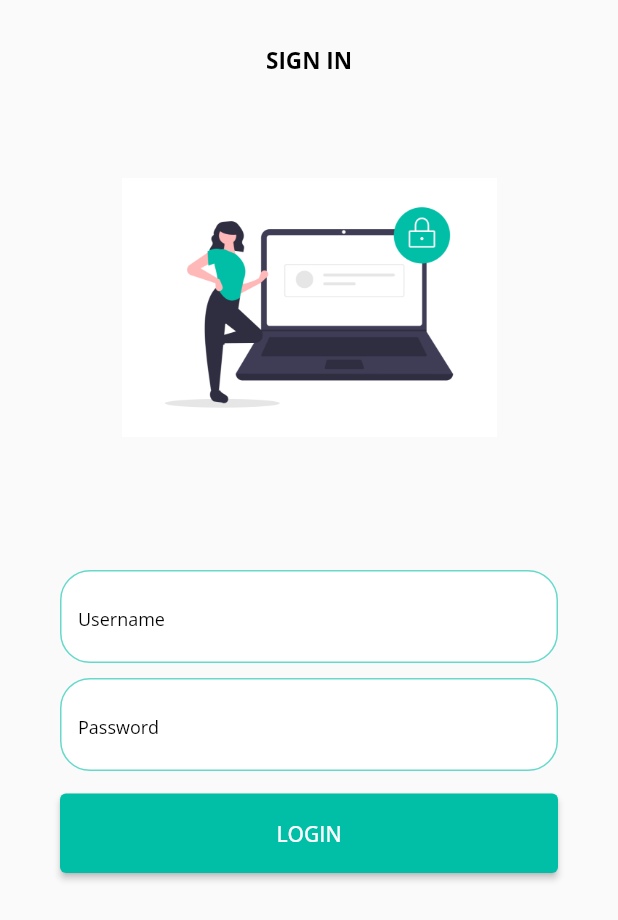
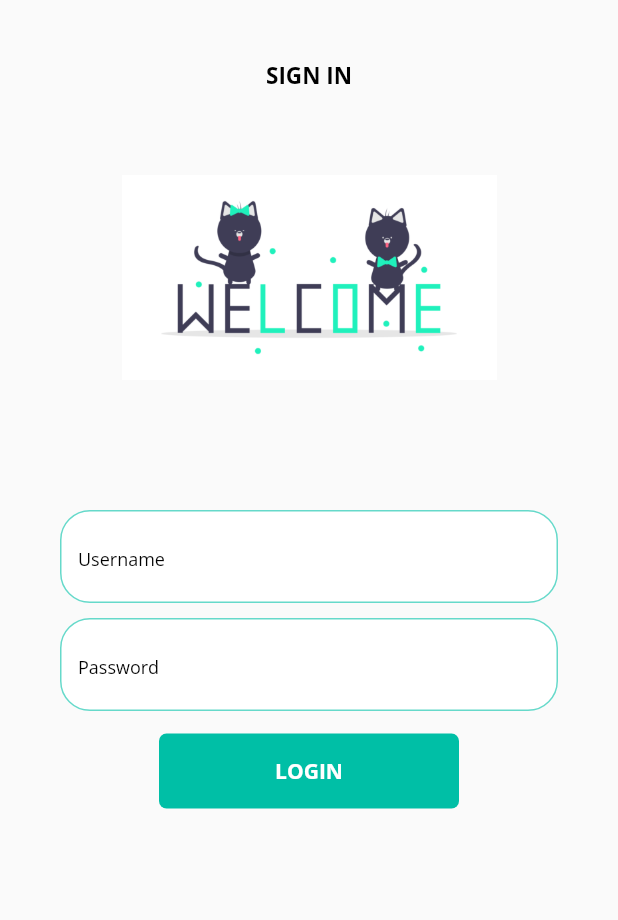
Before and after one commit to jinalEra/Catalog_flutter, a Flutter app: the screen it shows after launch, on a phone screen of 412 x 824 dp. Shown: the top 920 px of the screen. Run offline on Flutter 3.47's test engine with Material 2 defaults, Android fonts, the phone set to English and light mode, and no system bars; our stand-ins replace google_fonts.

Commit message:
Day 7 Completed

```diff
--- a/lib/Screens/login/loginbody.dart
+++ b/lib/Screens/login/loginbody.dart
@@ -2,13 +2,41 @@ import 'package:catalog/Screens/home/homepage.dart';
 import 'package:catalog/constant.dart';
 import 'package:flutter/material.dart';
 
-class LoginBody extends StatelessWidget {
+class LoginBody extends StatefulWidget {
+  @override
+  _LoginBodyState createState() => _LoginBodyState();
+}
+
+class _LoginBodyState extends State<LoginBody> {
+  String name = "";
+  bool changebtn = false;
+
+  // validation formkey  | _formkey bcz its private variable
+  final _formkey = GlobalKey<FormState>();
+
+  // method for animatation and navigate on homepage
+  moveToHome(BuildContext context) async {
+    if (_formkey.currentState.validate()) {
+      setState(() {
+        changebtn = true;
+      });
+      await Future.delayed(Duration(milliseconds: 500));
+      await Navigator.pushNamed(context, HomePage.routeName);
+      setState(() {
+        changebtn = false;
+      });
+    }
+    // state 1 forward
+  }
+
   @override
   Widget build(BuildContext context) {
     return SingleChildScrollView(
+        child: Form(
+      key: _formkey,
       child: Column(
         children: [
-        SizedBox(height: 30),
+          SizedBox(height: 40),
           Text(
             "SIGN IN",
             style: TextStyle(
@@ -17,56 +45,109 @@ class LoginBody extends StatelessWidget {
               color: Colors.black,
             ),
           ),
-        SizedBox(height: 30),
+          // SizedBox(height: 10),
           Container(
             height: 250,
             width: 250,
-          child: Image.asset(
-              "assets/images/secure_login.png",
-              fit: BoxFit.contain
+            child: Image.asset("assets/images/cat.png", fit: BoxFit.contain),
           ),
+          SizedBox(
+            height: 10,
           ),
-        SizedBox(height: 30,),
           Padding(
             padding: EdgeInsets.symmetric(horizontal: 40, vertical: 20),
             child: Column(
               children: [
-                    InputTextField(hint: "Username"),
+                InputTextField(
+                  validator: (value) {
+                    if (value.isEmpty) {
+                      return "Please Enter Username";
+                    }
+                    return null;
+                  },
+                  hint: "Username",
+                  change: (value) {
+                    name = value;
+                    setState(() {});
+                  },
+                  obsure: false,
+                ),
                 SizedBox(height: 10),
-                    InputTextField(hint: "Password"),
+                InputTextField(
+                  validator: (value) {
+                    if (value.isEmpty) {
+                      return "Please Enter Password";
+                    }
+                    else if(value.length < 6) {
+                      return "Password should be 6 digit.";
+                    }
+                    return null;
+                  },
+                  hint: "Password",
+                  change: (value) {},
+                  obsure: true,
+                ),
                 SizedBox(height: 15),
-                    Container(
-                      width: double.infinity,
-                      child: ElevatedButton(
-                        onPressed: () {
-                          Navigator.pushNamed(context, HomePage.routeName);
-                        },
-                        child: Text("LOGIN"),
-                        style: TextButton.styleFrom(
-                            backgroundColor: loginback,
-                            padding: EdgeInsets.symmetric(vertical: 17)),
+                // login
+
+                Material(
+                  color: loginback,
+                  borderRadius: BorderRadius.circular(changebtn ? 30 : 5),
+                  child: InkWell(
+                    onTap: () => moveToHome(context),
+
+                    // we can use Ink instead of AnimatedContainer
+                    child: AnimatedContainer(
+                      duration: Duration(milliseconds: 500),
+                      height: 50,
+                      width: changebtn ? 50 : 200,
+                      alignment: Alignment.center,
+                      child: changebtn
+                          ? Icon(
+                              Icons.done,
+                              color: Colors.white,
+                            )
+                          : Text("LOGIN",
+                              style: TextStyle(
+                                  fontSize: 14,
+                                  fontWeight: FontWeight.bold,
+                                  color: Colors.white)),
                     ),
-                    )
+                  ),
+                ),
+
+                SizedBox(height: 3),
+                // Text("Hello $name")
               ],
             ),
           ),
         ],
+      ),
     ));
   }
 }
 
+// ignore: must_be_immutable
 class InputTextField extends StatelessWidget {
-  const InputTextField({
+  InputTextField({
     Key key,
     @required this.hint,
+    @required this.obsure,
+    @required this.change,
+    @required this.validator,
   }) : super(key: key);
 
   final String hint;
+  final bool obsure;
+  final Function change;
+  final Function validator;
 
   @override
   Widget build(BuildContext context) {
     return TextFormField(
-      obscureText: false,
+      validator: validator,
+      onChanged: change,
+      obscureText: obsure,
       decoration: InputDecoration(
           hintText: hint,
           focusedBorder: OutlineInputBorder(
```
Also changed, not shown: assets/images/cat.png (added). Lines whose indentation alone changed are shown as unchanged.
